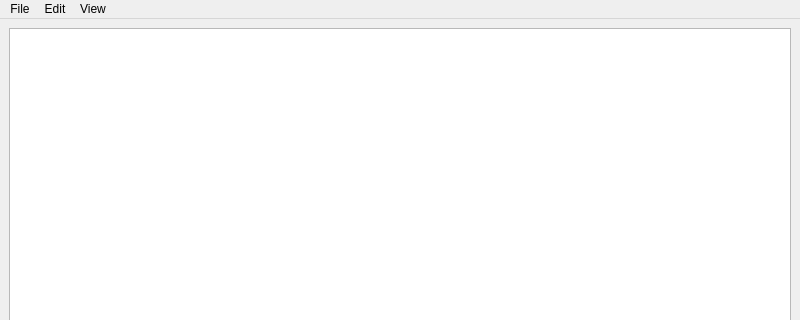
ICRAR/icrar-msviewer, file form.ui: the form before one commit; both pictures show x 0 to 800 and y 0 to 320 of the 800 by 600 pixel window.
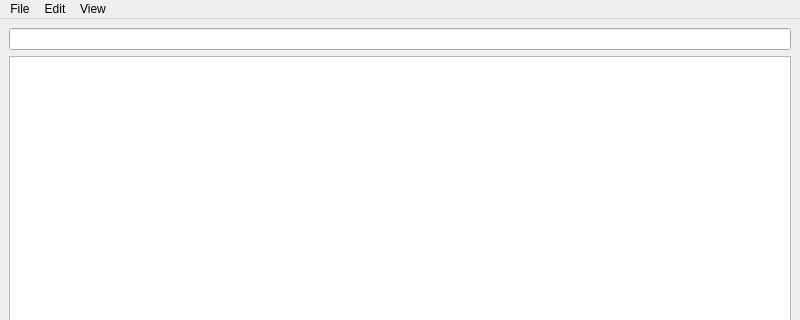
The form after the commit.

Commit message: add table querying

What changed in the file:
```diff
--- a/form.ui
+++ b/form.ui
@@ -27,9 +27,18 @@
     </sizepolicy>
    </property>
    <layout class="QVBoxLayout" name="verticalLayout">
+    <item>
+     <widget class="QLineEdit" name="lineEdit">
+      <property name="clearButtonEnabled">
+       <bool>true</bool>
+      </property>
+     </widget>
+    </item>
     <item>
      <widget class="QTableView" name="tableView">
-
+      <property name="sortingEnabled">
+       <bool>true</bool>
+      </property>
      </widget>
     </item>
    </layout>
```
The commit also changes 2 other files.
